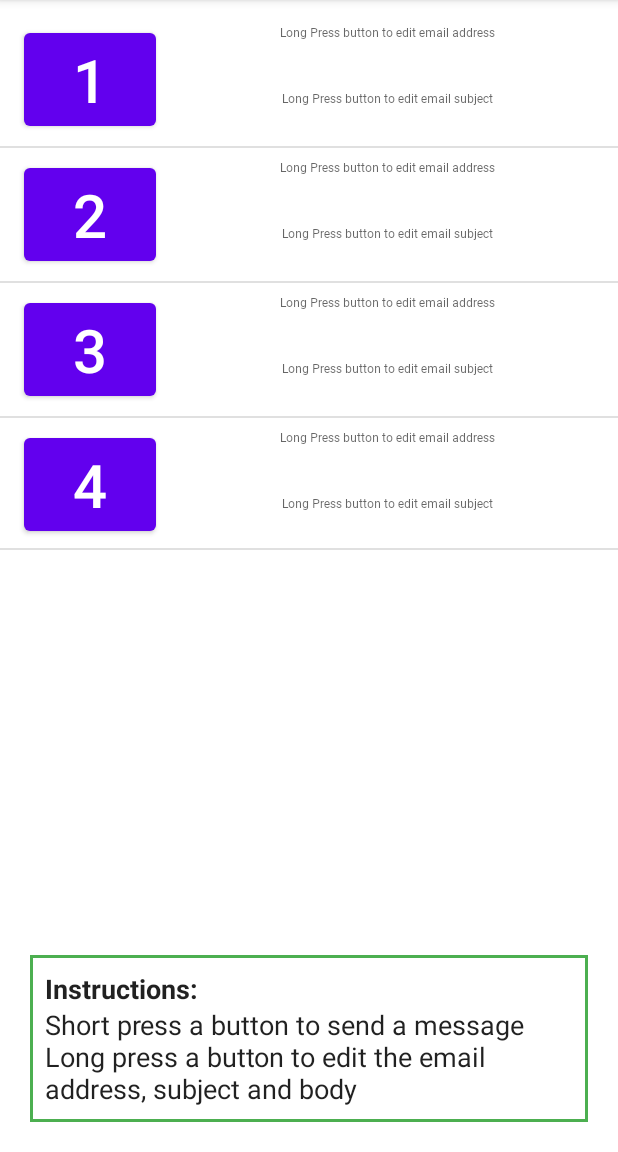
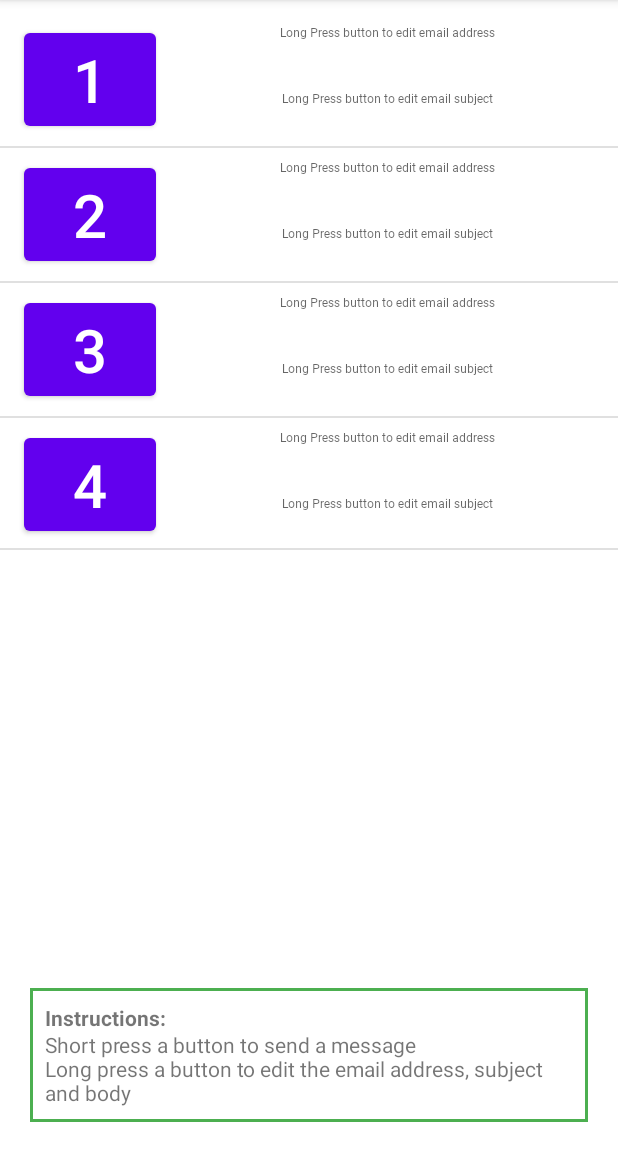
Before and after one commit to scotty9000/FixedEmail, an Android app: the screen it shows after launch (MainActivity), on a phone screen of 412 x 824 dp, the part 84-1236 px from its top. Run offline under Robolectric (Android 15) with nearby library versions, the phone set to English and light mode, and no system bars; our stand-ins replace data binding.

Commit message:
prevent edit of instructions text

```diff
--- a/app/src/main/java/com/ulogic/report_it/MainActivity.kt
+++ b/app/src/main/java/com/ulogic/report_it/MainActivity.kt
@@ -111,7 +111,7 @@ class MainActivity : AppCompatActivity() {
 
         val cameraIntent = Intent(MediaStore.ACTION_IMAGE_CAPTURE)
         cameraIntent.putExtra(MediaStore.EXTRA_OUTPUT, uriForImage)
-        cameraIntent.putExtra(MediaStore.EXTRA_SIZE_LIMIT, 1048576L)
+        cameraIntent.putExtra(MediaStore.EXTRA_SIZE_LIMIT, 1048576L) // does not appear to have any effect
         resultLauncher.launch(cameraIntent)
     }
 
@@ -179,7 +179,7 @@ class MainActivity : AppCompatActivity() {
                 locationCallback
             )
         } else {
-            Toast.makeText(this, " location is NULL, have you enabled GPS? ", Toast.LENGTH_LONG).show()
+            Toast.makeText(this, " SDK error ", Toast.LENGTH_LONG).show()
         }
     }
 
@@ -194,7 +194,7 @@ class MainActivity : AppCompatActivity() {
             //compressImage()
             sendEmail()
         } else {
-            Toast.makeText(this, " location is NULL ", Toast.LENGTH_LONG).show()
+            Toast.makeText(this, " location is NULL, have you enabled GPS? ", Toast.LENGTH_LONG).show()
         }
     }
 
--- a/app/src/main/res/layout/activity_main.xml
+++ b/app/src/main/res/layout/activity_main.xml
@@ -181,7 +181,7 @@
             app:layout_constraintStart_toEndOf="@+id/button4"
             app:layout_constraintTop_toBottomOf="@id/textEmailAddress4" />
 
-        <EditText
+        <TextView
             android:id="@+id/instructionText"
             android:layout_width="match_parent"
             android:layout_height="wrap_content"
```
